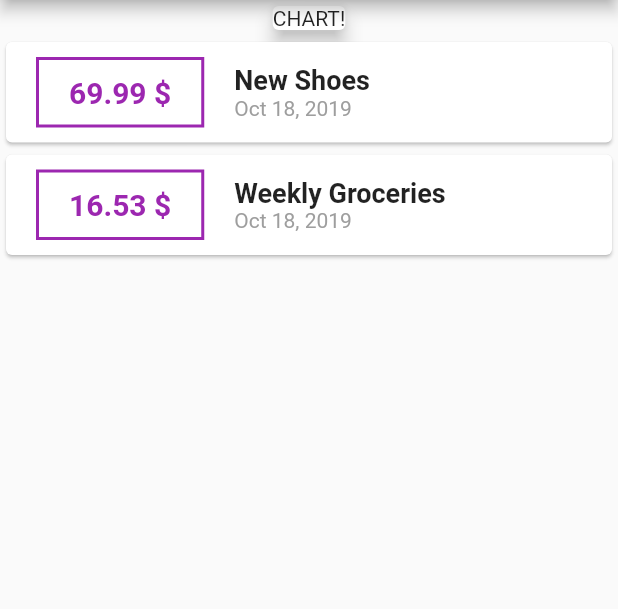
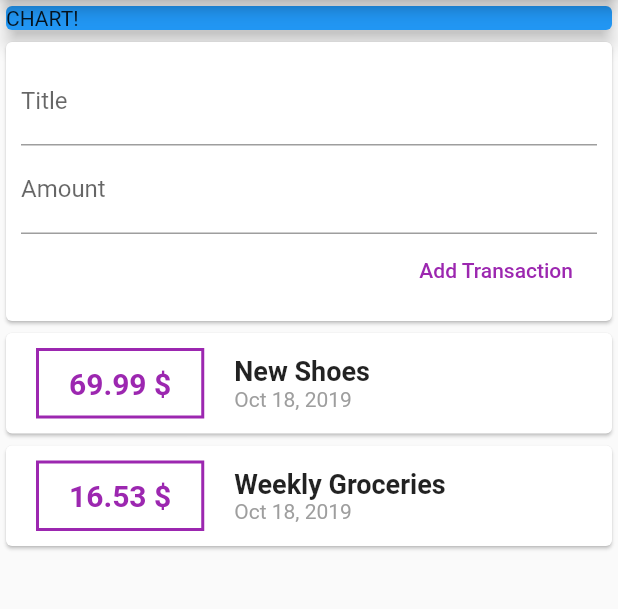
Before and after one commit to makiintoch/personal-expenses, a Flutter app: the screen it shows after launch, on a phone screen of 412 x 824 dp, the part 84-693 px from its top. Run offline on Flutter 3.47's test engine with Material 2 defaults, Android fonts, the phone set to English and light mode, and no system bars.

Commit message:
add form

```diff
--- a/lib/main.dart
+++ b/lib/main.dart
@@ -41,10 +41,36 @@ class MyHomePage extends StatelessWidget {
         title: Text('Personal expenses'),
       ),
       body: Column(
+        crossAxisAlignment: CrossAxisAlignment.stretch,
         children: <Widget>[
+          Container(
+            width: double.infinity,
+            child: Card(
+              color: Colors.blue,
+              child: Text('CHART!'),
+              elevation: 5,
+            ),
+          ),
           Card(
-            child: Text('CHART!'),
-            elevation: 5,
+            child: Container(
+              padding: EdgeInsets.all(10),
+              child: Column(
+                crossAxisAlignment: CrossAxisAlignment.end,
+                children: <Widget>[
+                  TextField(
+                    decoration: InputDecoration(labelText: 'Title'),
+                  ),
+                  TextField(
+                    decoration: InputDecoration(labelText: 'Amount'),
+                  ),
+                  FlatButton(
+                    textColor: Colors.purple,
+                    child: Text('Add Transaction'),
+                    onPressed: () {},
+                  )
+                ],
+              ),
+            ),
           ),
           Column(
             children: transactions.map((transaction) {
```
